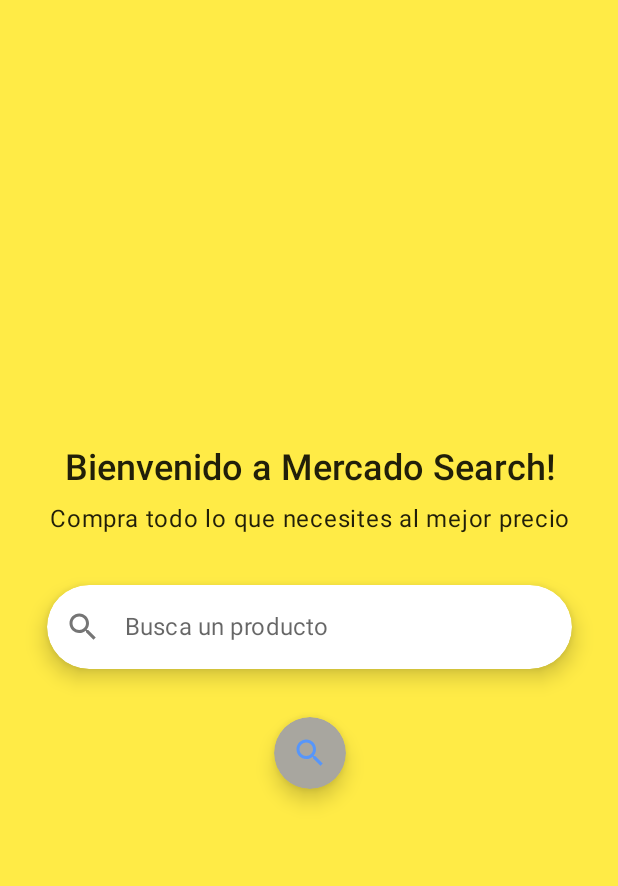
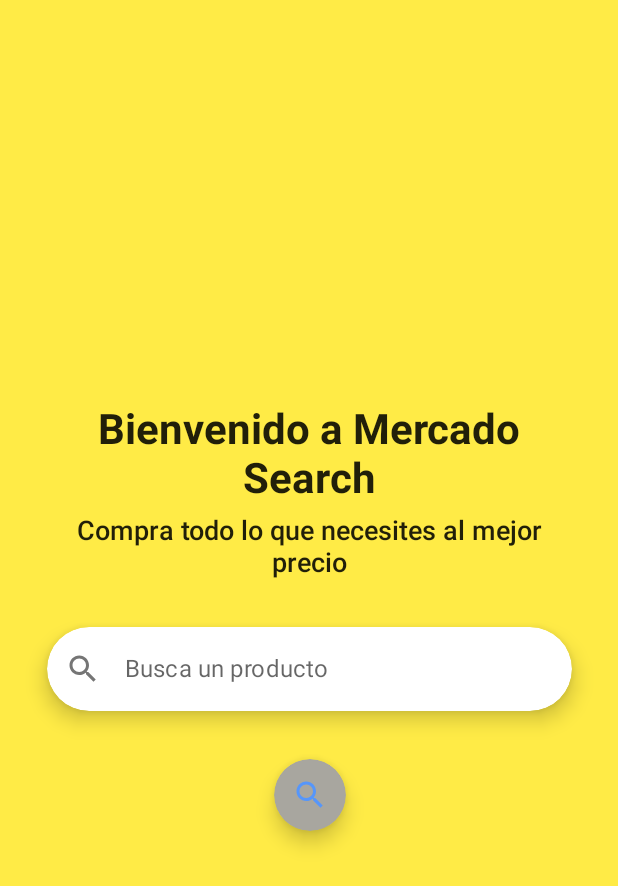
Before and after one commit to juanchosandox90/MercadoSearch, an Android app built with Jetpack Compose: the screen it shows after launch (MainSearchActivity), on a phone screen of 412 x 824 dp. Shown: the top 886 px of the screen. Run offline under Robolectric (Android 15) with nearby library versions, the phone set to English and light mode, and no system bars; our stand-ins replace Dagger/Hilt's generated code, Timber, accompanist, livedata-compose.

Commit message:
Add Search Function to the Search Result Scree - Minor fix to currency UI
- Add the functionality to search in the search result screen, to avoid to go back to the search screen to make a new search
- Add a currency formatting util for the price UI Model product, to be correctly shown in the list of the products.

```diff
--- a/app/src/main/java/com/sandoval/mercadosearch/ui/search_products/router/MercadoSearchNavigation.kt
+++ b/app/src/main/java/com/sandoval/mercadosearch/ui/search_products/router/MercadoSearchNavigation.kt
@@ -69,6 +69,9 @@ fun MercadoSearchNavigation(
                 searchState = searchState.value,
                 actions = searchResultActions(
                     searchTextValue,
+                    doWhenSearchedTextChanged = { text ->
+                        searchTextValue = text
+                    },
                     mercadoSearchNavigationActions,
                     navigationController
                 )
@@ -80,9 +83,11 @@ fun MercadoSearchNavigation(
 @Composable
 private fun searchResultActions(
     searchTextValue: TextFieldValue,
+    doWhenSearchedTextChanged: (TextFieldValue) -> Unit,
     mercadoSearchNavigation: MercadoSearchNavigationActions,
     navigationController: NavHostController
 ) = SearchResultsActions(
+    doWhenSearchedTextChanged = doWhenSearchedTextChanged,
     doWhenSearchActionClicked = {
         mercadoSearchNavigation.doWhenSearchActionClicked(
             searchTextValue.text
--- a/app/src/main/java/com/sandoval/mercadosearch/ui/search_products/screens/SearchProductScreen.kt
+++ b/app/src/main/java/com/sandoval/mercadosearch/ui/search_products/screens/SearchProductScreen.kt
@@ -44,13 +44,14 @@ fun SearchProductScreen(
         ) {
             Text(
                 textAlign = TextAlign.Center,
-                text = "Bienvenido a Mercado Search!",
-                style = Typography.h5
+                text = "Bienvenido a Mercado Search",
+                style = Typography.h4
             )
             Text(
                 modifier = Modifier.padding(top = 8.dp),
                 textAlign = TextAlign.Center,
-                text = "Compra todo lo que necesites al mejor precio"
+                text = "Compra todo lo que necesites al mejor precio",
+                style = Typography.h6
             )
             RoundedSearchTextField(
                 padding = PaddingValues(top = 32.dp),
--- a/app/src/main/java/com/sandoval/mercadosearch/ui/search_products/screens/preview/MercadoSearchPreviewStates.kt
+++ b/app/src/main/java/com/sandoval/mercadosearch/ui/search_products/screens/preview/MercadoSearchPreviewStates.kt
@@ -50,6 +50,7 @@ val productList = listOf(product, product2, product3)
 
 val searchResultActions = SearchResultsActions(
     doWhenSearchActionClicked = {},
+    doWhenSearchedTextChanged = {},
     doWhenBackButtonClicked = {})
 
 val searchResultsLoading = ProductSearchState.Loading
--- a/app/src/main/java/com/sandoval/mercadosearch/ui/theme/Type.kt
+++ b/app/src/main/java/com/sandoval/mercadosearch/ui/theme/Type.kt
@@ -8,6 +8,16 @@ import androidx.compose.ui.unit.sp
 
 // Set of Material typography styles to start with
 val Typography = Typography(
+    h3 = TextStyle(
+        fontWeight = FontWeight.ExtraBold,
+        fontSize = 30.sp,
+        letterSpacing = 0.sp
+    ),
+    h4 = TextStyle(
+        fontWeight = FontWeight.Bold,
+        fontSize = 28.sp,
+        letterSpacing = 0.sp
+    ),
     h5 = TextStyle(
         fontWeight = FontWeight.Medium,
         fontSize = 24.sp,
--- a/app/src/main/java/com/sandoval/mercadosearch/ui/viewmodel/mapper/DProductDataModelToUIModel.kt
+++ b/app/src/main/java/com/sandoval/mercadosearch/ui/viewmodel/mapper/DProductDataModelToUIModel.kt
@@ -3,6 +3,7 @@ package com.sandoval.mercadosearch.ui.viewmodel.mapper
 import android.content.Context
 import com.sandoval.mercadosearch.domain.base.Mapper
 import com.sandoval.mercadosearch.domain.models.DProductDataModel
+import com.sandoval.mercadosearch.ui.utils.formatAsCurrency
 import com.sandoval.mercadosearch.ui.viewmodel.models.ProductDataUIModel
 import dagger.hilt.android.qualifiers.ApplicationContext
 import javax.inject.Inject
@@ -14,7 +15,7 @@ class DProductDataModelToUIModel @Inject constructor(@ApplicationContext private
             ProductDataUIModel(
                 id = product.id,
                 name = product.title,
-                price = product.price.toString(),
+                price = product.price.formatAsCurrency(),
                 picture = product.thumbnail,
                 freeShipping = product.freeShipping,
                 condition = when (product.condition) {
```
Also changed, not shown: app/src/main/java/com/sandoval/mercadosearch/ui/search_products/screens/SearchResultsScreen.kt (+7 -2 lines), app/src/main/java/com/sandoval/mercadosearch/ui/utils/StringUtils.kt (added, +24 -0 lines).
